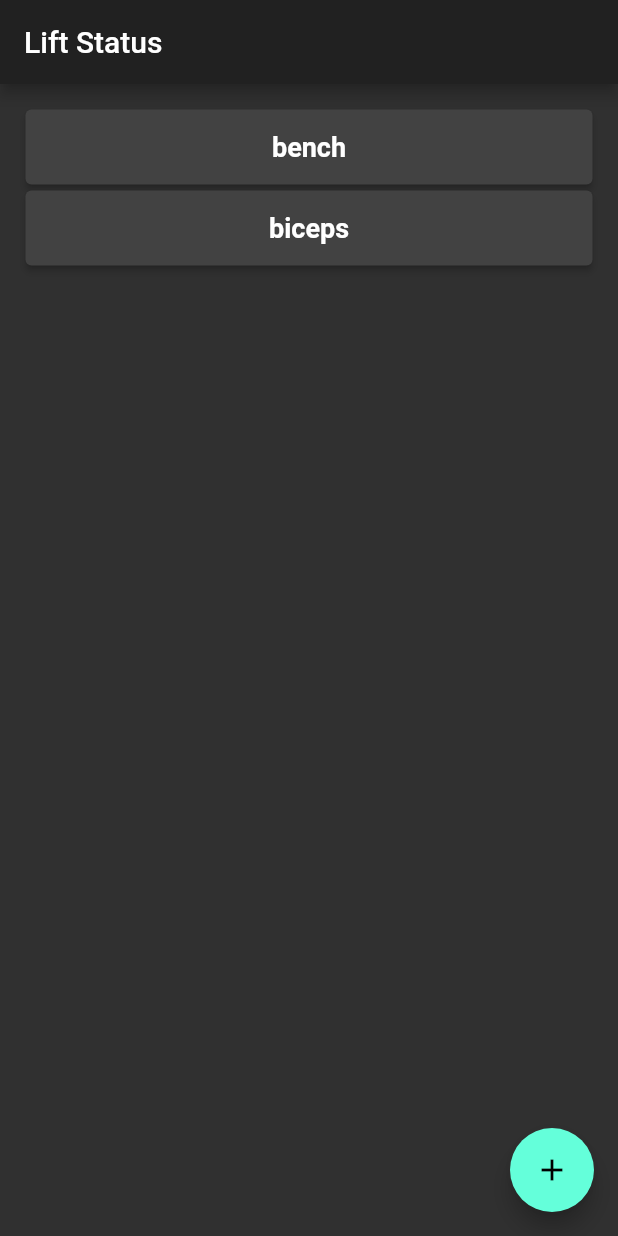
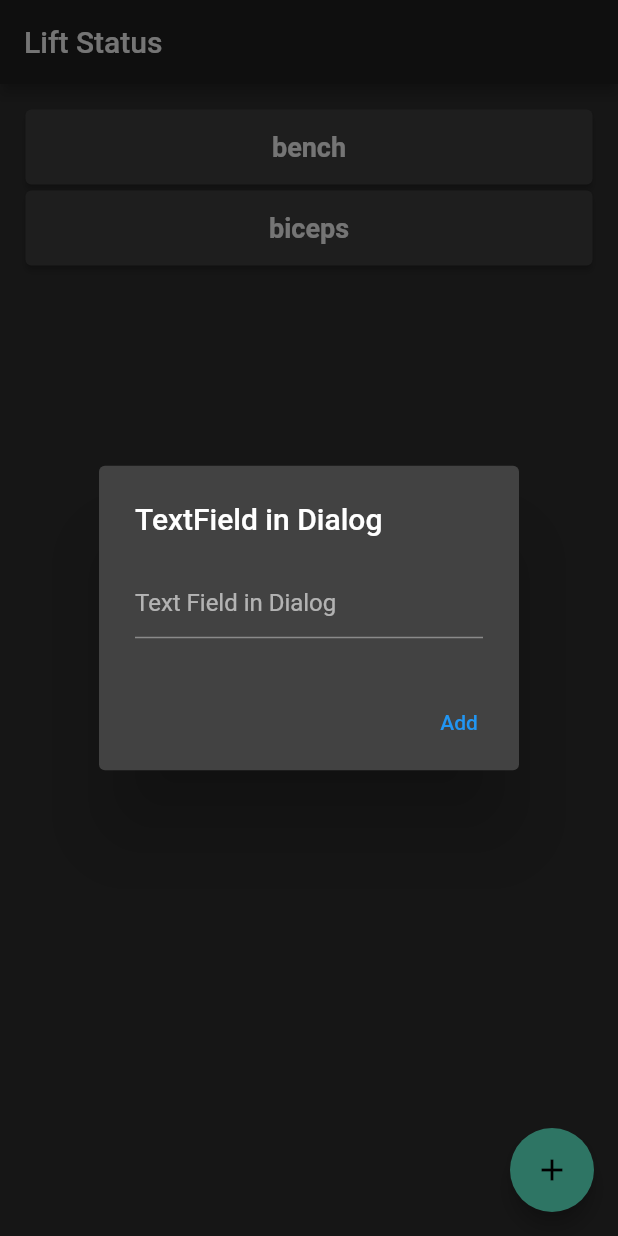
Before and after one commit to CarlHagred/LiftStatus, a Flutter app: the screen it shows after launch, after a tap on the "add" icon, on a phone screen of 412 x 824 dp. Run offline on Flutter 3.47's test engine with Material 2 defaults, Android fonts, the phone set to English and light mode, and no system bars; our stand-ins replace font_awesome_flutter.

Commit message:
inputalert for adding new exercies is added
TODo update the homepage when an exercise is added

```diff
--- a/lib/home_screen.dart
+++ b/lib/home_screen.dart
@@ -13,6 +13,7 @@ class HomeScreenPage extends StatefulWidget {
 }
 
 class _HomeScreenState extends State<HomeScreenPage> {
+  final myController = TextEditingController();
   @override
   Widget build(BuildContext context) {
     return Scaffold(
@@ -65,10 +66,30 @@ class _HomeScreenState extends State<HomeScreenPage> {
       ),
       floatingActionButton: FloatingActionButton(
         onPressed: () {
-          setState(() {
-            lists.addAll({});
-            exercisesList.add('');
-          });
+          showDialog(
+            context: context,
+            builder: (context) {
+              return AlertDialog(
+                title: Text('TextField in Dialog'),
+                content: TextField(
+                  onChanged: (value) {},
+                  controller: myController,
+                  decoration: InputDecoration(hintText: "Text Field in Dialog"),
+                ),
+                actions: [
+                  TextButton(
+                    child: Text('Add'),
+                    onPressed: () {
+                      setState(() {
+                        lists[myController.text.toString()] = [];
+                        Navigator.pop(context);
+                      });
+                    },
+                  ),
+                ],
+              );
+            },
+          );
         },
         tooltip: 'newExercise',
         child: Icon(Icons.add),
```
